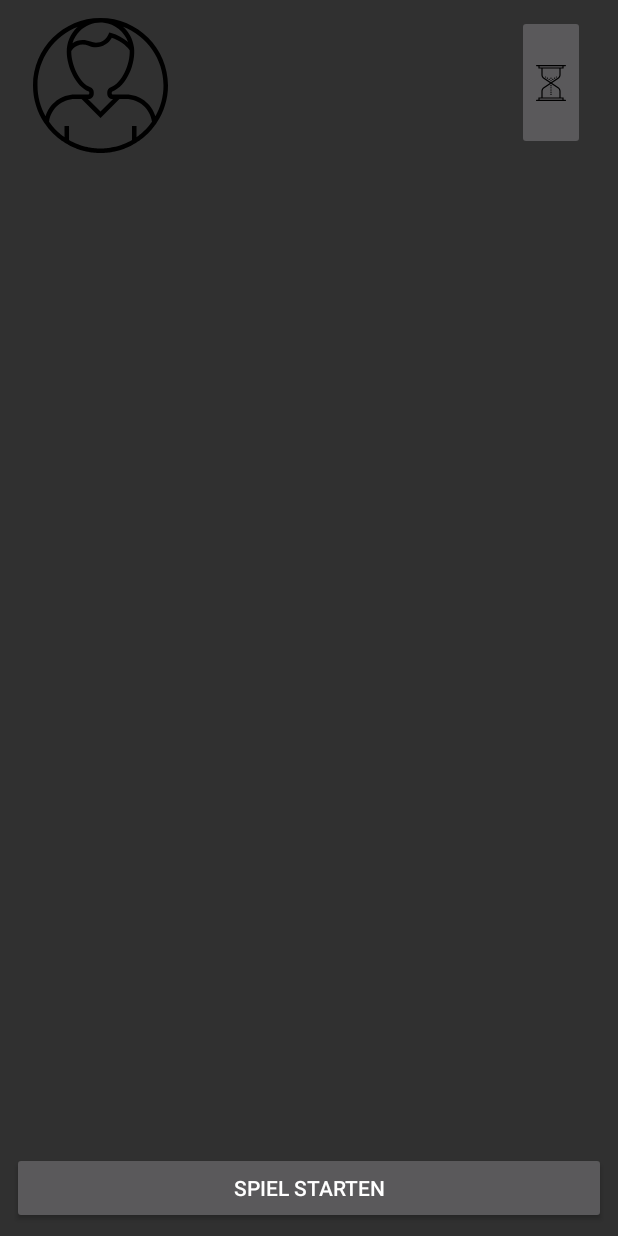
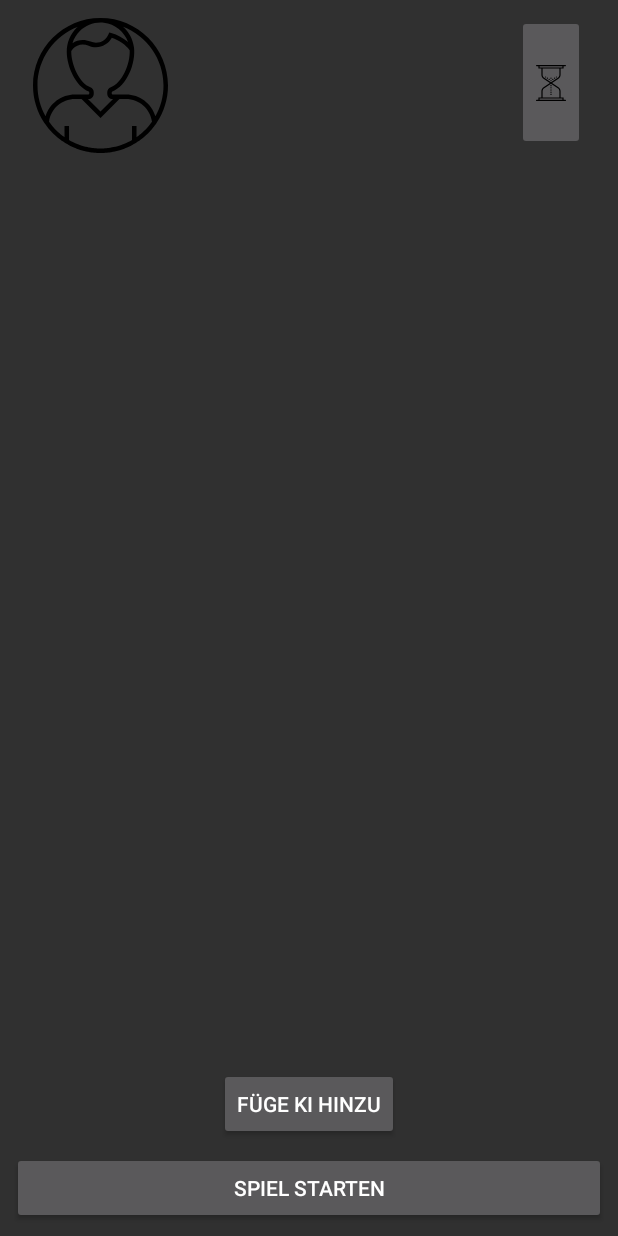
Before and after one commit to Jamie-505/catan, an Android app: the LobbyActivity screen opened directly, with no data from a screen before it, on a phone screen of 412 x 824 dp. Run offline under Robolectric (Android 15) with nearby library versions, the phone set to English and light mode, and no system bars; our stand-ins replace CircleImageView; 6 statements that could not run were skipped.

Commit message:
ISSUE#77: allow to add KIs
* the lobby offers a button to add KIs to the game

```diff
--- a/client/app/src/main/java/de/lmu/settlebattle/catanclient/LobbyActivity.java
+++ b/client/app/src/main/java/de/lmu/settlebattle/catanclient/LobbyActivity.java
@@ -61,6 +61,11 @@ public class LobbyActivity extends BaseSocketActivity {
           mService.sendMessage(createJSONString(GAME_READY, null));
           startGameBtn.setText(R.string.wait_for_other_players);
         });
+    Button addKiBtn = (Button) findViewById(R.id.kiBtn);
+    addKiBtn.setOnClickListener((View v) -> {
+      mService.sendMessage(createJSONString(ADD_KI, null));
+    });
+
   }
 
   private void setIntentFilter() {
--- a/client/app/src/main/java/de/lmu/settlebattle/catanclient/utils/Constants.java
+++ b/client/app/src/main/java/de/lmu/settlebattle/catanclient/utils/Constants.java
@@ -5,6 +5,7 @@ import de.lmu.settlebattle.catanclient.AppConfig;
 public final class Constants {
 
   // Message Type Constants
+  public static final String ADD_KI = "addKI";
   public static final String BUILD = "Bauen";
   public static final String CARD_BUY = "Entwicklungskarte kaufen";
   public static final String CARD_KNIGHT = "Ritter ausspielen";
--- a/client/app/src/main/res/layout/activity_lobby.xml
+++ b/client/app/src/main/res/layout/activity_lobby.xml
@@ -196,4 +196,14 @@
       app:layout_constraintEnd_toEndOf="parent"
       app:layout_constraintTop_toTopOf="parent" />
   </android.support.constraint.ConstraintLayout>
+
+  <Button
+    android:id="@+id/kiBtn"
+    android:layout_width="wrap_content"
+    android:layout_height="wrap_content"
+    android:layout_marginBottom="8dp"
+    android:text="@string/add_ki"
+    app:layout_constraintBottom_toTopOf="@+id/startGameBtn"
+    app:layout_constraintLeft_toLeftOf="parent"
+    app:layout_constraintRight_toRightOf="parent" />
 </android.support.constraint.ConstraintLayout>
--- a/client/app/src/main/res/values/strings.xml
+++ b/client/app/src/main/res/values/strings.xml
@@ -79,5 +79,6 @@
     <!-- TODO: Remove or change this placeholder text -->
     <string name="hello_blank_fragment">Hello blank fragment</string>
     <string name="bauen_und_baukosten">Bauen und Baukosten</string>
+  <string name="add_ki">Füge KI hinzu</string>
 
 </resources>
```
